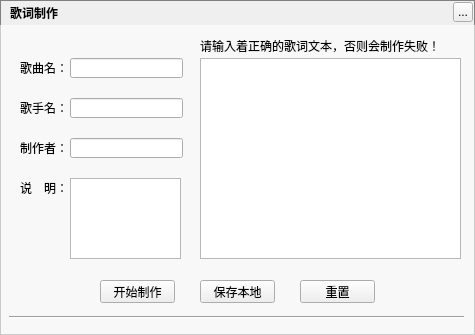
This is ui/lrcmanager/musiclrcmakerwidget.ui in Greedysky/TTKMusicPlayer as Qt 5 draws it before an edit. The edited form follows.
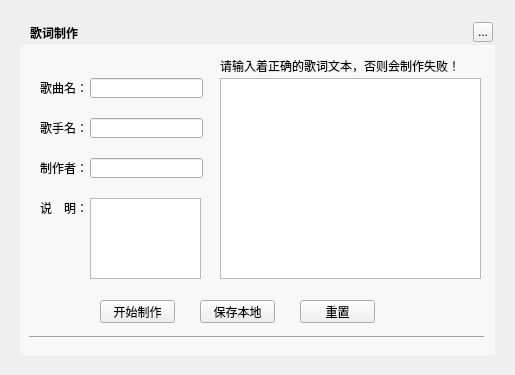
This is the edited form.

Commit message: update the interface border shadow[854520]

Diff of the .ui file:
```diff
--- a/ui/lrcmanager/musiclrcmakerwidget.ui
+++ b/ui/lrcmanager/musiclrcmakerwidget.ui
@@ -6,21 +6,18 @@
    <rect>
     <x>0</x>
     <y>0</y>
-    <width>475</width>
-    <height>335</height>
+    <width>515</width>
+    <height>375</height>
    </rect>
   </property>
   <property name="windowTitle">
    <string>Form</string>
   </property>
-  <property name="styleSheet">
-   <string notr="true">#MusicLrcMakerWidget{border:1px solid gray}</string>
-  </property>
   <widget class="QLabel" name="background">
    <property name="geometry">
     <rect>
-     <x>0</x>
-     <y>0</y>
+     <x>20</x>
+     <y>20</y>
      <width>475</width>
      <height>335</height>
     </rect>
@@ -32,8 +29,8 @@
   <widget class="QLabel" name="topTitleName">
    <property name="geometry">
     <rect>
-     <x>10</x>
-     <y>0</y>
+     <x>30</x>
+     <y>20</y>
      <width>71</width>
      <height>25</height>
     </rect>
@@ -48,8 +45,8 @@
   <widget class="QToolButton" name="topTitleCloseButton">
    <property name="geometry">
     <rect>
-     <x>453</x>
-     <y>2</y>
+     <x>473</x>
+     <y>22</y>
      <width>20</width>
      <height>20</height>
     </rect>
@@ -61,8 +58,8 @@
   <widget class="Line" name="line_2">
    <property name="geometry">
     <rect>
-     <x>9</x>
-     <y>315</y>
+     <x>29</x>
+     <y>335</y>
      <width>455</width>
      <height>5</height>
     </rect>
@@ -74,8 +71,8 @@
   <widget class="QLabel" name="artNameLabel">
    <property name="geometry">
     <rect>
-     <x>20</x>
-     <y>100</y>
+     <x>40</x>
+     <y>120</y>
      <width>51</width>
      <height>16</height>
     </rect>
@@ -87,8 +84,8 @@
   <widget class="QLineEdit" name="artNameEdit">
    <property name="geometry">
     <rect>
-     <x>70</x>
-     <y>98</y>
+     <x>90</x>
+     <y>118</y>
      <width>113</width>
      <height>20</height>
     </rect>
@@ -97,8 +94,8 @@
   <widget class="QLabel" name="songNameLabel">
    <property name="geometry">
     <rect>
-     <x>20</x>
-     <y>60</y>
+     <x>40</x>
+     <y>80</y>
      <width>51</width>
      <height>16</height>
     </rect>
@@ -110,8 +107,8 @@
   <widget class="QLineEdit" name="songNameEdit">
    <property name="geometry">
     <rect>
-     <x>70</x>
-     <y>58</y>
+     <x>90</x>
+     <y>78</y>
      <width>113</width>
      <height>20</height>
     </rect>
@@ -120,8 +117,8 @@
   <widget class="QLabel" name="authorNameLabel">
    <property name="geometry">
     <rect>
-     <x>20</x>
-     <y>140</y>
+     <x>40</x>
+     <y>160</y>
      <width>51</width>
      <height>16</height>
     </rect>
@@ -133,8 +130,8 @@
   <widget class="QLineEdit" name="authorNameEdit">
    <property name="geometry">
     <rect>
-     <x>70</x>
-     <y>138</y>
+     <x>90</x>
+     <y>158</y>
      <width>113</width>
      <height>20</height>
     </rect>
@@ -143,8 +140,8 @@
   <widget class="QTextEdit" name="lrcTextEdit">
    <property name="geometry">
     <rect>
-     <x>200</x>
-     <y>58</y>
+     <x>220</x>
+     <y>78</y>
      <width>261</width>
      <height>201</height>
     </rect>
@@ -153,8 +150,8 @@
   <widget class="QTextEdit" name="introductionTextEdit">
    <property name="geometry">
     <rect>
-     <x>70</x>
-     <y>178</y>
+     <x>90</x>
+     <y>198</y>
      <width>111</width>
      <height>81</height>
     </rect>
@@ -163,8 +160,8 @@
   <widget class="QLabel" name="introductionLabel">
    <property name="geometry">
     <rect>
-     <x>20</x>
-     <y>180</y>
+     <x>40</x>
+     <y>200</y>
      <width>51</width>
      <height>16</height>
     </rect>
@@ -177,7 +174,7 @@
    <property name="geometry">
     <rect>
      <x>100</x>
-     <y>280</y>
+     <y>300</y>
      <width>75</width>
      <height>23</height>
     </rect>
@@ -190,7 +187,7 @@
    <property name="geometry">
     <rect>
      <x>200</x>
-     <y>280</y>
+     <y>300</y>
      <width>75</width>
      <height>23</height>
     </rect>
@@ -203,7 +200,7 @@
    <property name="geometry">
     <rect>
      <x>300</x>
-     <y>280</y>
+     <y>300</y>
      <width>75</width>
      <height>23</height>
     </rect>
@@ -215,8 +212,8 @@
   <widget class="QLabel" name="llrcIntroductionLabel">
    <property name="geometry">
     <rect>
-     <x>200</x>
-     <y>38</y>
+     <x>220</x>
+     <y>58</y>
      <width>251</width>
      <height>16</height>
     </rect>
@@ -228,8 +225,8 @@
   <widget class="QWidget" name="backgroundMask" native="true">
    <property name="geometry">
     <rect>
-     <x>0</x>
-     <y>25</y>
+     <x>20</x>
+     <y>45</y>
      <width>475</width>
      <height>310</height>
     </rect>
```
The commit also changes 7 other files.
